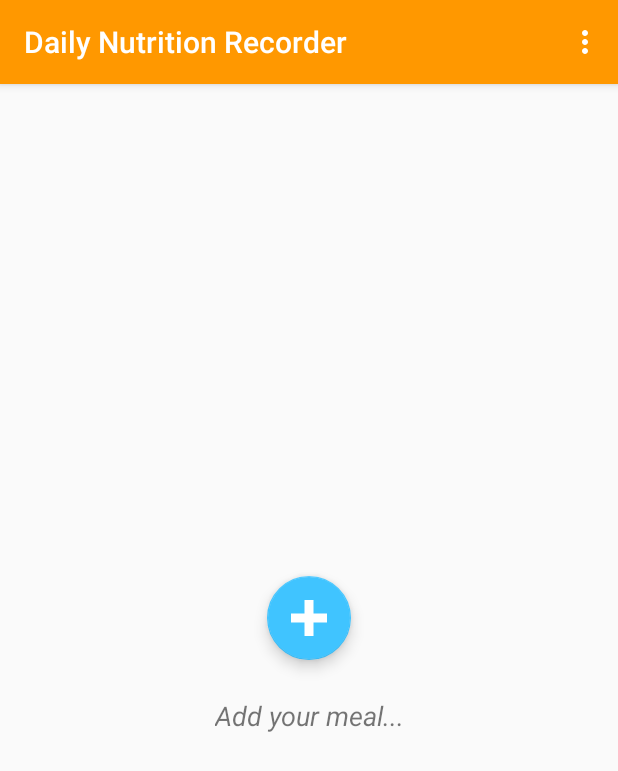
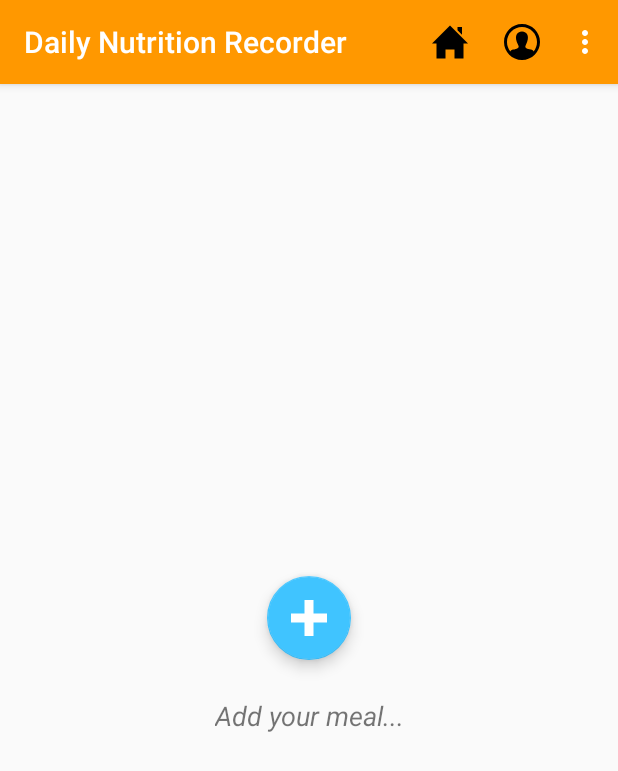
Before and after one commit to Cole9712/Daily-Calories-Recorder, an Android app: the MainActivity screen opened directly, with no data from a screen before it, on a phone screen of 412 x 824 dp. Shown: the top 771 px of the screen. Run offline under Robolectric (Android 15) with nearby library versions, the phone set to English and light mode, and no system bars; Roboto replaces fonts that are not available here.

```diff
--- a/app/src/main/java/project/cole/dailynutritionhelper/MainActivity.java
+++ b/app/src/main/java/project/cole/dailynutritionhelper/MainActivity.java
@@ -1,6 +1,5 @@
 package project.cole.dailynutritionhelper;
 
-import android.app.ListActivity;
 import android.content.Intent;
 import android.content.SharedPreferences;
 import android.os.Bundle;
@@ -19,8 +18,6 @@ import com.google.android.material.floatingactionbutton.FloatingActionButton;
 import com.google.android.material.snackbar.Snackbar;
 
 import org.apache.commons.lang3.math.NumberUtils;
-
-import java.util.List;
 
 import project.cole.dailynutritionhelper.data.DatabaseHandler;
 import project.cole.dailynutritionhelper.model.Item;
@@ -115,7 +112,7 @@ public class MainActivity extends AppCompatActivity {
     @Override
     public boolean onCreateOptionsMenu(Menu menu) {
         // Inflate the menu; this adds items to the action bar if it is present.
-        getMenuInflater().inflate(R.menu.menu_main, menu);
+        getMenuInflater().inflate(R.menu.menu_bottom, menu);
         return true;
     }
 
--- /dev/null
+++ b/app/src/main/res/drawable/ic_heart.xml
@@ -0,0 +1,9 @@
+<vector xmlns:android="http://schemas.android.com/apk/res/android"
+    android:width="24dp"
+    android:height="24dp"
+    android:viewportWidth="24"
+    android:viewportHeight="24">
+    <path
+        android:fillColor="#FF000000"
+        android:pathData="M18,1l-6,4 -6,-4 -6,5v7l12,10 12,-10v-7z" />
+</vector>
--- /dev/null
+++ b/app/src/main/res/drawable/ic_home.xml
@@ -0,0 +1,9 @@
+<vector xmlns:android="http://schemas.android.com/apk/res/android"
+    android:width="24dp"
+    android:height="24dp"
+    android:viewportWidth="24"
+    android:viewportHeight="24">
+    <path
+        android:fillColor="#FF000000"
+        android:pathData="M21,13v10h-6v-6h-6v6h-6v-10h-3l12,-12 12,12h-3zM20,7.093v-5.093h-3v2.093l3,3z" />
+</vector>
--- /dev/null
+++ b/app/src/main/res/drawable/ic_person.xml
@@ -0,0 +1,9 @@
+<vector xmlns:android="http://schemas.android.com/apk/res/android"
+    android:width="24dp"
+    android:height="24dp"
+    android:viewportWidth="24"
+    android:viewportHeight="24">
+    <path
+        android:fillColor="#FF000000"
+        android:pathData="M12,0c-6.627,0 -12,5.373 -12,12s5.373,12 12,12 12,-5.373 12,-12 -5.373,-12 -12,-12zM19.753,18.305c-0.261,-0.586 -0.789,-0.991 -1.871,-1.241 -2.293,-0.529 -4.428,-0.993 -3.393,-2.945 3.145,-5.942 0.833,-9.119 -2.489,-9.119 -3.388,0 -5.644,3.299 -2.489,9.119 1.066,1.964 -1.148,2.427 -3.393,2.945 -1.084,0.25 -1.608,0.658 -1.867,1.246 -1.405,-1.723 -2.251,-3.919 -2.251,-6.31 0,-5.514 4.486,-10 10,-10s10,4.486 10,10c0,2.389 -0.845,4.583 -2.247,6.305z" />
+</vector>
--- /dev/null
+++ b/app/src/main/res/menu/menu_bottom.xml
@@ -0,0 +1,27 @@
+<menu xmlns:android="http://schemas.android.com/apk/res/android"
+    xmlns:app="http://schemas.android.com/apk/res-auto"
+    xmlns:tools="http://schemas.android.com/tools"
+    tools:context="project.cole.dailynutritionhelper.MainActivity">
+
+
+    <item
+        android:id="@+id/main_page"
+        android:enabled="true"
+        android:icon="@drawable/ic_home"
+        android:title="Home"
+        app:showAsAction="ifRoom" />
+
+    <item
+        android:id="@+id/action_favorites"
+        android:enabled="true"
+        android:icon="@drawable/ic_heart"
+        android:title="Favorites"
+        app:showAsAction="withText" />
+
+    <item
+        android:id="@+id/action_nearby"
+        android:enabled="true"
+        android:icon="@drawable/ic_person"
+        android:title="Me"
+        app:showAsAction="always" />
+</menu>
--- a/app/src/main/res/menu/menu_main.xml
+++ /dev/null
@@ -1,10 +0,0 @@
-<menu xmlns:android="http://schemas.android.com/apk/res/android"
-    xmlns:app="http://schemas.android.com/apk/res-auto"
-    xmlns:tools="http://schemas.android.com/tools"
-    tools:context="project.cole.dailynutritionhelper.MainActivity">
-    <item
-        android:id="@+id/action_settings"
-        android:orderInCategory="100"
-        android:title="@string/action_settings"
-        app:showAsAction="never" />
-</menu>
--- a/app/src/main/res/navigation/nav_graph.xml
+++ /dev/null
@@ -1,28 +0,0 @@
-<?xml version="1.0" encoding="utf-8"?>
-<navigation xmlns:android="http://schemas.android.com/apk/res/android"
-    xmlns:app="http://schemas.android.com/apk/res-auto"
-    xmlns:tools="http://schemas.android.com/tools"
-    android:id="@+id/nav_graph"
-    app:startDestination="@id/FirstFragment">
-
-    <fragment
-        android:id="@+id/FirstFragment"
-        android:name="project.cole.dailynutritionhelper.FirstFragment"
-        android:label="@string/first_fragment_label"
-        tools:layout="@layout/fragment_first">
-
-        <action
-            android:id="@+id/action_FirstFragment_to_SecondFragment"
-            app:destination="@id/SecondFragment" />
-    </fragment>
-    <fragment
-        android:id="@+id/SecondFragment"
-        android:name="project.cole.dailynutritionhelper.SecondFragment"
-        android:label="@string/second_fragment_label"
-        tools:layout="@layout/fragment_second">
-
-        <action
-            android:id="@+id/action_SecondFragment_to_FirstFragment"
-            app:destination="@id/FirstFragment" />
-    </fragment>
-</navigation>
```
Also changed, not shown: app/src/main/java/project/cole/dailynutritionhelper/data/LoginDataSource.java (deleted, +0 -29 lines), app/src/main/java/project/cole/dailynutritionhelper/data/LoginRepository.java (deleted, +0 -54 lines), app/src/main/java/project/cole/dailynutritionhelper/data/Result.java (deleted, +0 -48 lines), app/src/main/java/project/cole/dailynutritionhelper/data/model/LoggedInUser.java (deleted, +0 -23 lines), app/src/main/res/layout/activity_list_view.xml (+29 -5 lines), 2 other files.
